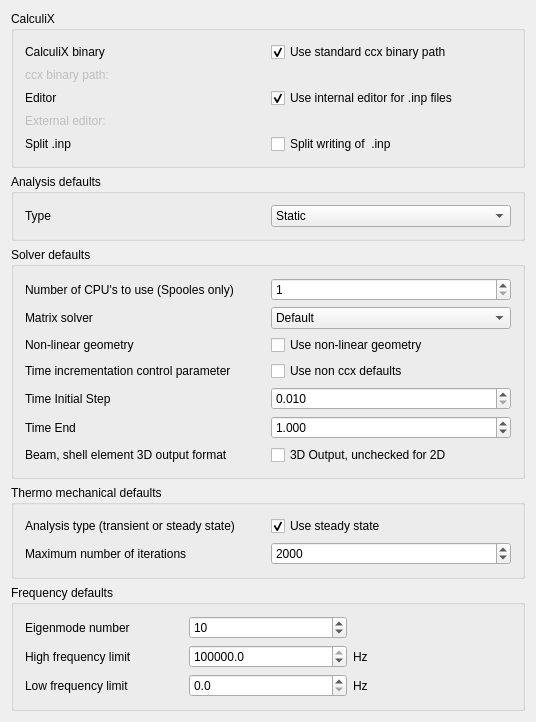
Qt form src/Mod/Fem/Gui/DlgSettingsFemCcx.ui (berndhahnebach/All_FreeCAD) before a commit.
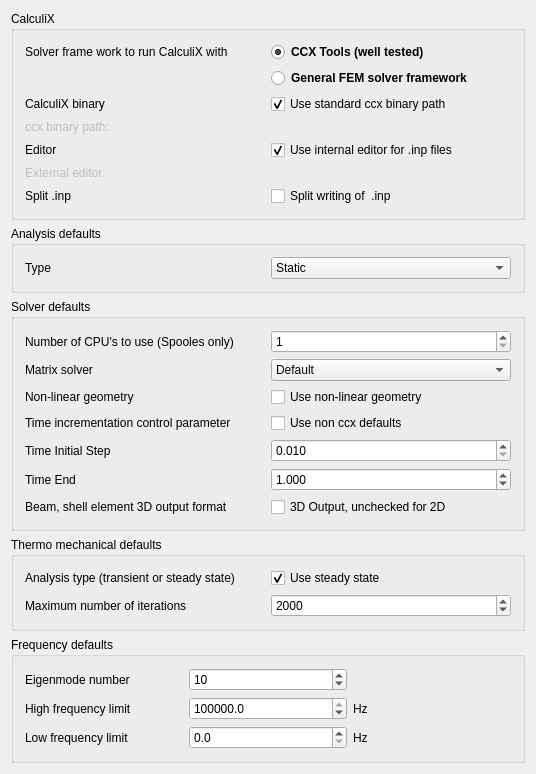
The same form after that commit. Icons and pictures are not drawn. Custom widgets are drawn as their Qt base class.

Commit message: FEM: prefs, add the pref to choose between new and old ccx solver to the pref gui

Patch:
```diff
--- a/src/Mod/Fem/Gui/DlgSettingsFemCcx.ui
+++ b/src/Mod/Fem/Gui/DlgSettingsFemCcx.ui
@@ -7,7 +7,7 @@
     <x>0</x>
     <y>0</y>
     <width>536</width>
-    <height>672</height>
+    <height>752</height>
    </rect>
   </property>
   <property name="windowTitle">
@@ -36,46 +36,7 @@
        <layout class="QGridLayout" name="gridLayout_2">
         <item row="0" column="0">
          <layout class="QGridLayout" name="gridLayout">
-          <item row="0" column="0">
-           <widget class="QLabel" name="l_ccx_binary_std">
-            <property name="text">
-             <string>CalculiX binary</string>
-            </property>
-           </widget>
-          </item>
-          <item row="0" column="1">
-           <widget class="Gui::PrefCheckBox" name="cb_ccx_binary_std">
-            <property name="text">
-             <string>Use standard ccx binary path</string>
-            </property>
-            <property name="checked">
-             <bool>true</bool>
-            </property>
-            <property name="prefEntry" stdset="0">
-             <cstring>UseStandardCcxLocation</cstring>
-            </property>
-            <property name="prefPath" stdset="0">
-             <cstring>Mod/Fem/Ccx</cstring>
-            </property>
-           </widget>
-          </item>
-          <item row="1" column="0">
-           <widget class="QLabel" name="l_ccx_binary_path">
-            <property name="enabled">
-             <bool>false</bool>
-            </property>
-            <property name="minimumSize">
-             <size>
-              <width>100</width>
-              <height>0</height>
-             </size>
-            </property>
-            <property name="text">
-             <string>ccx binary path:</string>
-            </property>
-           </widget>
-          </item>
-          <item row="1" column="1">
+          <item row="3" column="1">
            <widget class="Gui::PrefFileChooser" name="fc_ccx_binary_path" native="true">
             <property name="enabled">
              <bool>false</bool>
@@ -115,14 +76,14 @@
             </property>
            </widget>
           </item>
-          <item row="2" column="0">
+          <item row="4" column="0">
            <widget class="QLabel" name="l_editor">
             <property name="text">
              <string>Editor</string>
             </property>
            </widget>
           </item>
-          <item row="2" column="1">
+          <item row="4" column="1">
            <widget class="Gui::PrefCheckBox" name="cb_int_editor">
             <property name="text">
              <string>Use internal editor for .inp files</string>
@@ -138,7 +99,7 @@
             </property>
            </widget>
           </item>
-          <item row="3" column="0">
+          <item row="5" column="0">
            <widget class="QLabel" name="l_ext_editor">
             <property name="enabled">
              <bool>false</bool>
@@ -154,7 +115,46 @@
             </property>
            </widget>
           </item>
-          <item row="3" column="1">
+          <item row="2" column="1">
+           <widget class="Gui::PrefCheckBox" name="cb_ccx_binary_std">
+            <property name="text">
+             <string>Use standard ccx binary path</string>
+            </property>
+            <property name="checked">
+             <bool>true</bool>
+            </property>
+            <property name="prefEntry" stdset="0">
+             <cstring>UseStandardCcxLocation</cstring>
+            </property>
+            <property name="prefPath" stdset="0">
+             <cstring>Mod/Fem/Ccx</cstring>
+            </property>
+           </widget>
+          </item>
+          <item row="3" column="0">
+           <widget class="QLabel" name="l_ccx_binary_path">
+            <property name="enabled">
+             <bool>false</bool>
+            </property>
+            <property name="minimumSize">
+             <size>
+              <width>100</width>
+              <height>0</height>
+             </size>
+            </property>
+            <property name="text">
+             <string>ccx binary path:</string>
+            </property>
+           </widget>
+          </item>
+          <item row="0" column="0">
+           <widget class="QLabel" name="l_editor_3">
+            <property name="text">
+             <string>Solver frame work to run CalculiX with</string>
+            </property>
+           </widget>
+          </item>
+          <item row="5" column="1">
            <widget class="Gui::PrefFileChooser" name="fc_ext_editor" native="true">
             <property name="enabled">
              <bool>false</bool>
@@ -167,14 +167,14 @@
             </property>
            </widget>
           </item>
-          <item row="4" column="0">
+          <item row="6" column="0">
            <widget class="QLabel" name="l_editor_2">
             <property name="text">
              <string>Split .inp</string>
             </property>
            </widget>
           </item>
-          <item row="4" column="1">
+          <item row="6" column="1">
            <widget class="Gui::PrefCheckBox" name="cb_split_inp_writer">
             <property name="enabled">
              <bool>true</bool>
@@ -193,6 +193,57 @@
             </property>
            </widget>
           </item>
+          <item row="2" column="0">
+           <widget class="QLabel" name="l_ccx_binary_std">
+            <property name="text">
+             <string>CalculiX binary</string>
+            </property>
+           </widget>
+          </item>
+          <item row="1" column="1">
+           <widget class="Gui::PrefRadioButton" name="rb_ccx_solver_new">
+            <property name="font">
+             <font>
+              <weight>75</weight>
+              <bold>true</bold>
+             </font>
+            </property>
+            <property name="text">
+             <string>General FEM solver framework</string>
+            </property>
+            <property name="prefPath" stdset="0">
+             <cstring>Mod/Fem/Ccx</cstring>
+            </property>
+            <property name="prefEntry" stdset="0">
+             <cstring>useNewSolverFrameWork</cstring>
+            </property>
+           </widget>
+          </item>
+          <item row="0" column="1">
+           <widget class="Gui::PrefRadioButton" name="rb_ccx_solver_old">
+            <property name="font">
+             <font>
+              <weight>75</weight>
+              <bold>true</bold>
+             </font>
+            </property>
+            <property name="accessibleDescription">
+             <string>sdfsdfsdfds</string>
+            </property>
+            <property name="text">
+             <string>CCX Tools (well tested)</string>
+            </property>
+            <property name="checked">
+             <bool>true</bool>
+            </property>
+            <property name="prefPath" stdset="0">
+             <cstring>Mod/Fem/Ccx</cstring>
+            </property>
+            <property name="prefEntry" stdset="0">
+             <cstring>useOldSolverFrameWork</cstring>
+            </property>
+           </widget>
+          </item>
          </layout>
         </item>
        </layout>
@@ -557,7 +608,7 @@
        </property>
        <layout class="QGridLayout" name="gridLayout_3">
         <item row="0" column="0">
-         <layout class="QGridLayout" name="gl_freuq">
+         <layout class="QGridLayout" name="gl_frequ" columnstretch="0,0,0">
           <item row="1" column="1">
            <widget class="Gui::PrefSpinBox" name="sb_eigenmode_number">
             <property name="maximum">
@@ -697,6 +748,11 @@
    <extends>QDoubleSpinBox</extends>
    <header>Gui/PrefWidgets.h</header>
   </customwidget>
+  <customwidget>
+   <class>Gui::PrefRadioButton</class>
+   <extends>QRadioButton</extends>
+   <header>Gui/PrefWidgets.h</header>
+  </customwidget>
  </customwidgets>
  <resources>
   <include location="Resources/Fem.qrc"/>
```
Left out of the diff: 2 changed lines with no effect on the pictures. The commit also changes 1 other file.
